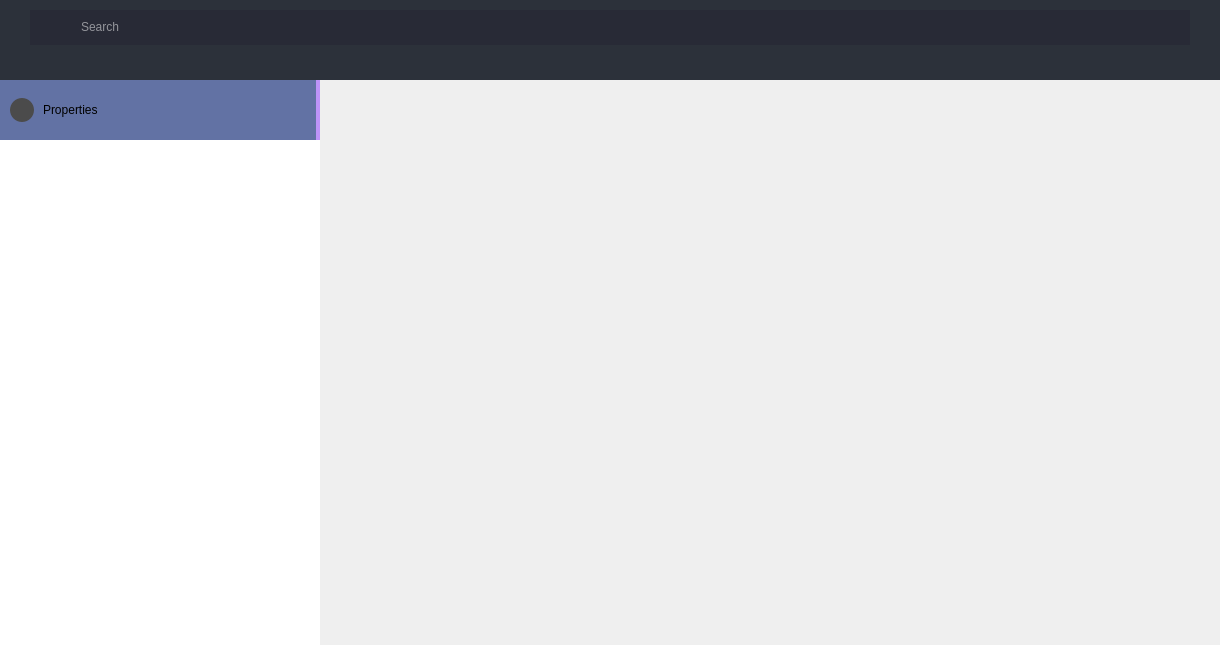
Studio-Takosu/takosu-manager, file src/modules/pbr_reference/ui/pbr_reference.ui: the form before one commit.
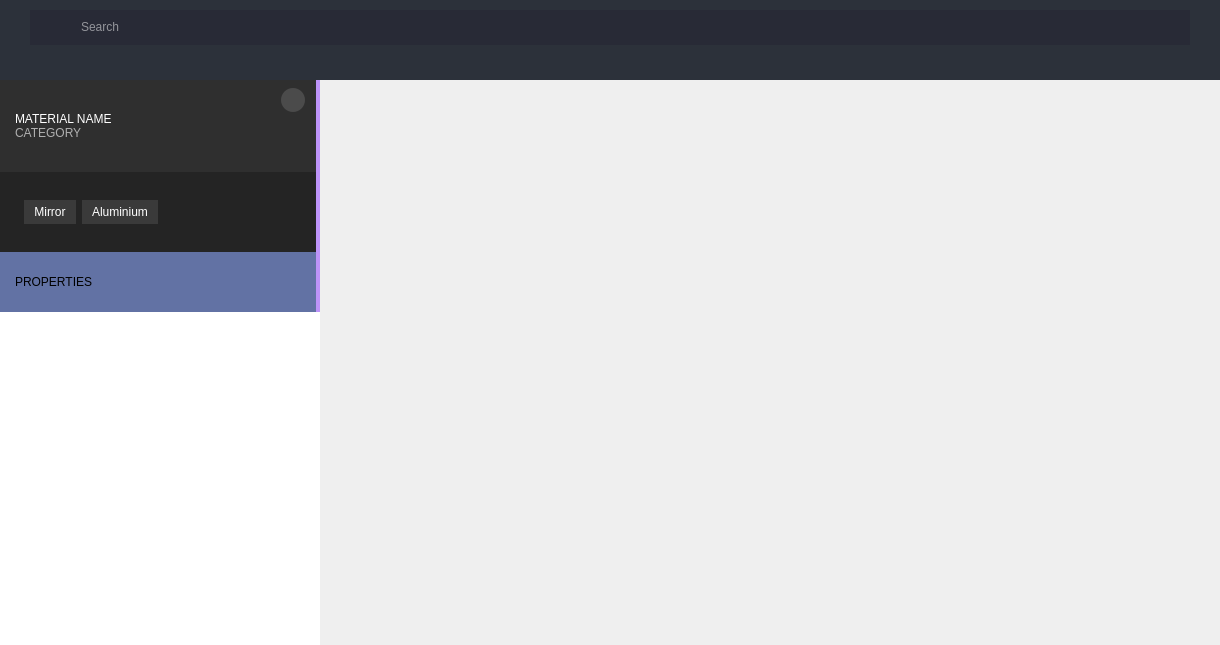
The form after the commit. Icons and pictures are not drawn.

What changed in the file:
```diff
--- a/src/modules/pbr_reference/ui/pbr_reference.ui
+++ b/src/modules/pbr_reference/ui/pbr_reference.ui
@@ -66,13 +66,22 @@
 	border-right: 4px solid #BD93F9;
 }
 
+
 #propertiesTitleFrame {
 	background-color: rgb(98, 114, 164);
 	border-bottom: 0px solid #282A36;
 	margin-right: 4px;
-	padding-left: 10px;
+	padding-left: 15px;
 }
-#propertiesTitleFrame .QPushButton {
+#propertiesTitleFrame #propertiesLabel {
+	font: 800 16pt &quot;Exo Medium&quot;;
+}
+
+#materialPropBtnFrame {
+	margin-right: 4px;
+	background-color: rgb(47, 47, 47);
+}
+#materialPropBtnFrame .QPushButton {
 	border: none;
 	border-radius: 12px;
 	background-color: rgb(75, 75, 75);
@@ -87,6 +96,49 @@
 #propertiesTitleFrame .QPushButton:pressed { 
 	background-color: #BD93F9; 
 	border-style: solid; 
+}
+
+
+#materialNameFrame {
+	background-color: rgb(47, 47, 47);
+	margin-right: 4px;
+}
+#materialNameFrame #materialNameLabel {
+	font: 800 16pt &quot;Exo ExtraBold&quot;;
+	color: rgb(255, 255, 255);
+}
+#materialNameFrame #categoryLabel {
+	font: 500 8pt &quot;Exo Medium&quot;;
+	color: rgb(175, 175, 175);
+}
+
+
+#tagsFrame {
+	background-color: rgb(36, 36, 36);
+	margin-right: 4px;
+}
+#tagsFrame .QFrame {
+}
+#tagsFrame .QPushButton {
+	font: 800 10pt &quot;Exo Medium&quot;;
+	color: rgb(255, 255, 255);
+	background-color: rgb(58, 58, 58);
+	border: none;
+	border-radius: 13px;
+	padding: 5px, 5px;
+	padding-left: 10px;
+	padding-right: 10px;
+}
+#tagsFrame .QPushButton:hover {
+	background-color: rgb(69, 69, 69);
+}
+#tagsFrame .QPushButton:pressed {
+	font: 800 10pt &quot;Exo Medium&quot;;
+	background-color: rgb(69, 69, 69);
+	border-radius: 13px;
+	padding: 3px, 3px;
+	padding-left: 5px;
+	padding-right: 5px;
 }</string>
   </property>
   <layout class="QVBoxLayout" name="verticalLayout_11">
@@ -361,6 +413,201 @@
              <property name="bottomMargin">
               <number>0</number>
              </property>
+             <item>
+              <widget class="QFrame" name="materialPropBtnFrame">
+               <property name="minimumSize">
+                <size>
+                 <width>0</width>
+                 <height>0</height>
+                </size>
+               </property>
+               <property name="layoutDirection">
+                <enum>Qt::LayoutDirection::RightToLeft</enum>
+               </property>
+               <layout class="QVBoxLayout" name="verticalLayout_15">
+                <property name="spacing">
+                 <number>0</number>
+                </property>
+                <property name="leftMargin">
+                 <number>15</number>
+                </property>
+                <property name="topMargin">
+                 <number>8</number>
+                </property>
+                <property name="rightMargin">
+                 <number>15</number>
+                </property>
+                <property name="bottomMargin">
+                 <number>0</number>
+                </property>
+                <item>
+                 <widget class="QPushButton" name="propsCloseButton">
+                  <property name="minimumSize">
+                   <size>
+                    <width>24</width>
+                    <height>24</height>
+                   </size>
+                  </property>
+                  <property name="maximumSize">
+                   <size>
+                    <width>24</width>
+                    <height>24</height>
+                   </size>
+                  </property>
+                  <property name="styleSheet">
+                   <string notr="true">/* background-image : url(:/icons/resources/icons/icon_close_24.svg); */
+image: url(:/icons/resources/icons/icon_close_24.svg);</string>
+                  </property>
+                  <property name="text">
+                   <string/>
+                  </property>
+                 </widget>
+                </item>
+               </layout>
+              </widget>
+             </item>
+             <item>
+              <widget class="QFrame" name="materialNameFrame">
+               <property name="minimumSize">
+                <size>
+                 <width>0</width>
+                 <height>60</height>
+                </size>
+               </property>
+               <property name="maximumSize">
+                <size>
+                 <width>16777215</width>
+                 <height>60</height>
+                </size>
+               </property>
+               <layout class="QVBoxLayout" name="verticalLayout_4" stretch="0,1">
+                <property name="spacing">
+                 <number>0</number>
+                </property>
+                <property name="leftMargin">
+                 <number>15</number>
+                </property>
+                <property name="topMargin">
+                 <number>0</number>
+                </property>
+                <property name="rightMargin">
+                 <number>15</number>
+                </property>
+                <property name="bottomMargin">
+                 <number>0</number>
+                </property>
+                <item alignment="Qt::AlignmentFlag::AlignTop">
+                 <widget class="QLabel" name="materialNameLabel">
+                  <property name="sizePolicy">
+                   <sizepolicy hsizetype="Preferred" vsizetype="Preferred">
+                    <horstretch>0</horstretch>
+                    <verstretch>0</verstretch>
+                   </sizepolicy>
+                  </property>
+                  <property name="text">
+                   <string>MATERIAL NAME</string>
+                  </property>
+                  <property name="alignment">
+                   <set>Qt::AlignmentFlag::AlignBottom|Qt::AlignmentFlag::AlignLeading|Qt::AlignmentFlag::AlignLeft</set>
+                  </property>
+                 </widget>
+                </item>
+                <item alignment="Qt::AlignmentFlag::AlignTop">
+                 <widget class="QLabel" name="categoryLabel">
+                  <property name="sizePolicy">
+                   <sizepolicy hsizetype="Preferred" vsizetype="Preferred">
+                    <horstretch>0</horstretch>
+                    <verstretch>0</verstretch>
+                   </sizepolicy>
+                  </property>
+                  <property name="text">
+                   <string>CATEGORY</string>
+                  </property>
+                  <property name="alignment">
+                   <set>Qt::AlignmentFlag::AlignLeading|Qt::AlignmentFlag::AlignLeft|Qt::AlignmentFlag::AlignTop</set>
+                  </property>
+                 </widget>
+                </item>
+               </layout>
+              </widget>
+             </item>
+             <item>
+              <widget class="QFrame" name="tagsFrame">
+               <property name="sizePolicy">
+                <sizepolicy hsizetype="Preferred" vsizetype="Preferred">
+                 <horstretch>0</horstretch>
+                 <verstretch>0</verstretch>
+                </sizepolicy>
+               </property>
+               <property name="minimumSize">
+                <size>
+                 <width>0</width>
+                 <height>80</height>
+                </size>
+               </property>
+               <property name="maximumSize">
+                <size>
+                 <width>16777215</width>
+                 <height>16777215</height>
+                </size>
+               </property>
+               <layout class="QGridLayout" name="gridLayout" rowstretch="0" columnstretch="0,0">
+                <property name="leftMargin">
+                 <number>15</number>
+                </property>
+                <property name="topMargin">
+                 <number>10</number>
+                </property>
+                <property name="rightMargin">
+                 <number>15</number>
+                </property>
+                <property name="bottomMargin">
+                 <number>10</number>
+                </property>
+                <property name="spacing">
+                 <number>6</number>
+                </property>
+                <item row="0" column="1" alignment="Qt::AlignmentFlag::AlignLeft">
+                 <widget class="QFrame" name="tagFrame_1">
+                  <property name="sizePolicy">
+                   <sizepolicy hsizetype="Maximum" vsizetype="Maximum">
+                    <horstretch>0</horstretch>
+                    <verstretch>0</verstretch>
+                   </sizepolicy>
+                  </property>
+                  <layout class="QHBoxLayout" name="horizontalLayout_3">
+                   <item>
+                    <widget class="QPushButton" name="Mirror">
+                     <property name="sizePolicy">
+                      <sizepolicy hsizetype="Maximum" vsizetype="Fixed">
+                       <horstretch>0</horstretch>
+                       <verstretch>0</verstretch>
+                      </sizepolicy>
+                     </property>
+                     <property name="text">
+                      <string>Mirror</string>
+                     </property>
+                    </widget>
+                   </item>
+                   <item>
+                    <widget class="QPushButton" name="Aluminium">
+                     <property name="sizePolicy">
+                      <sizepolicy hsizetype="Maximum" vsizetype="Fixed">
+                       <horstretch>0</horstretch>
+                       <verstretch>0</verstretch>
+                      </sizepolicy>
+                     </property>
+                     <property name="text">
+                      <string>Aluminium</string>
+                     </property>
+                    </widget>
+                   </item>
+                  </layout>
+                 </widget>
+                </item>
+               </layout>
+              </widget>
+             </item>
              <item>
               <widget class="QFrame" name="propertiesTitleFrame">
                <property name="minimumSize">
@@ -386,34 +633,11 @@
                  <number>0</number>
                 </property>
                 <property name="rightMargin">
-                 <number>0</number>
+                 <number>12</number>
                 </property>
                 <property name="bottomMargin">
                  <number>0</number>
                 </property>
-                <item>
-                 <widget class="QPushButton" name="propsCloseButton">
-                  <property name="minimumSize">
-                   <size>
-                    <width>24</width>
-                    <height>24</height>
-                   </size>
-                  </property>
-                  <property name="maximumSize">
-                   <size>
-                    <width>24</width>
-                    <height>24</height>
-                   </size>
-                  </property>
-                  <property name="styleSheet">
-                   <string notr="true">/* background-image : url(:/icons/resources/icons/icon_close_24.svg); */
-image: url(:/icons/resources/icons/icon_close_24.svg);</string>
-                  </property>
-                  <property name="text">
-                   <string/>
-                  </property>
-                 </widget>
-                </item>
                 <item>
                  <widget class="QLabel" name="propertiesLabel">
                   <property name="sizePolicy">
@@ -426,7 +650,7 @@
                    <string notr="true"/>
                   </property>
                   <property name="text">
-                   <string>Properties</string>
+                   <string>PROPERTIES</string>
                   </property>
                   <property name="alignment">
                    <set>Qt::AlignmentFlag::AlignLeading|Qt::AlignmentFlag::AlignLeft|Qt::AlignmentFlag::AlignVCenter</set>
@@ -438,9 +662,21 @@
              </item>
              <item>
               <widget class="QListWidget" name="matLibraryListWidget">
+               <property name="sizePolicy">
+                <sizepolicy hsizetype="Preferred" vsizetype="Expanding">
+                 <horstretch>0</horstretch>
+                 <verstretch>0</verstretch>
+                </sizepolicy>
+               </property>
+               <property name="minimumSize">
+                <size>
+                 <width>0</width>
+                 <height>0</height>
+                </size>
+               </property>
                <property name="maximumSize">
                 <size>
-                 <width>16777215</width>
+                 <width>320</width>
                  <height>16777215</height>
                 </size>
                </property>
@@ -453,6 +689,9 @@
                <property name="frameShadow">
                 <enum>QFrame::Shadow::Raised</enum>
                </property>
+               <property name="sizeAdjustPolicy">
+                <enum>QAbstractScrollArea::SizeAdjustPolicy::AdjustToContents</enum>
+               </property>
                <property name="autoScroll">
                 <bool>false</bool>
                </property>
@@ -465,6 +704,9 @@
                <property name="resizeMode">
                 <enum>QListView::ResizeMode::Fixed</enum>
                </property>
+               <property name="spacing">
+                <number>6</number>
+               </property>
                <property name="uniformItemSizes">
                 <bool>true</bool>
                </property>
```
Left out of the diff: 19 changed lines with no effect on the pictures.
